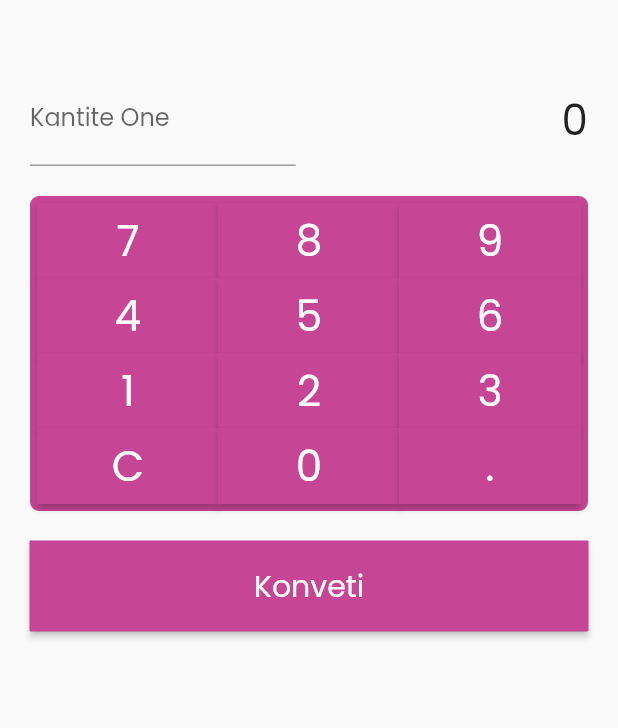
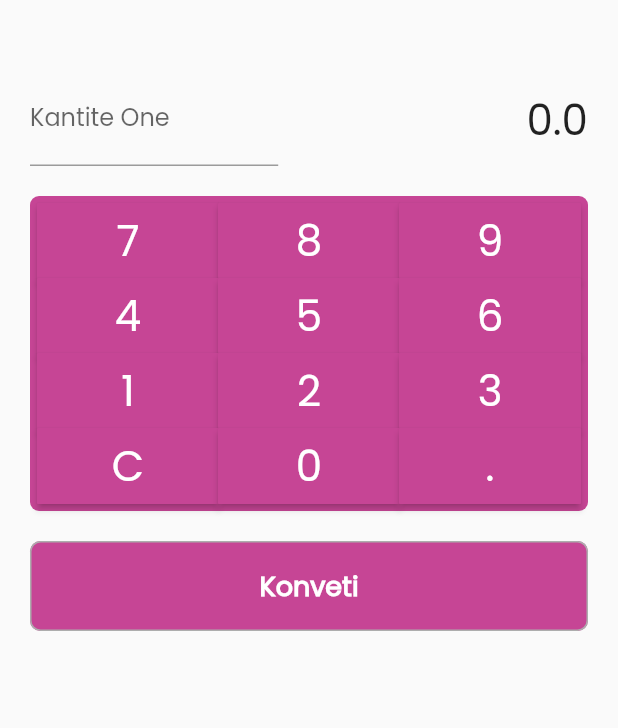
Before and after one commit to hankakee/chanjelajan, a Flutter app: the screen it shows after launch, on a phone screen of 412 x 824 dp. Shown: the part 218-946 px from the top of the screen. Run offline on Flutter 3.47's test engine with Material 2 defaults, Android fonts, the phone set to English and light mode, and no system bars.

```diff
--- a/lib/main.dart
+++ b/lib/main.dart
@@ -36,6 +36,7 @@ class _MyHomePageState extends State<MyHomePage> {
   String dropdownOrigin = 'One';
   String dropdownDestination = 'One';
   String valueOrigin = "";
+  double destinationFound = 0;
   Color primarycolor = Color(0XFFC64595);
   TextEditingController originTyped = TextEditingController();
   void _changeIndex(int index) {
@@ -45,9 +46,33 @@ class _MyHomePageState extends State<MyHomePage> {
   }
 
   void setValueOrigin(val) {
+    if (val == "C") {
+      setState(() {
+        originTyped.text = "";
+        destinationFound = 0;
+      });
+    } else if (val == ".") {
+      if (originTyped.text != "") {
+        if (!originTyped.text.contains(".")) {
           setState(() {
             originTyped.text += val.toString();
           });
+        }
+      }
+    } else {
+      setState(() {
+        originTyped.text += val.toString();
+      });
+    }
+  }
+
+  void _konveti() {
+    double parsedPriceOrigin = double.parse(originTyped.text);
+    print(parsedPriceOrigin);
+    setState(() {
+      destinationFound = parsedPriceOrigin;
+    });
+    print(destinationFound);
   }
 
   @override
@@ -60,7 +85,8 @@ class _MyHomePageState extends State<MyHomePage> {
 
     return Scaffold(
       body: Center(
-        child: Container(
+          child: selectedIndex == 1
+              ? Container(
                   padding: const EdgeInsets.only(top: 80.0),
                   child: Container(
                     padding: const EdgeInsets.symmetric(horizontal: 20.0),
@@ -82,11 +108,12 @@ class _MyHomePageState extends State<MyHomePage> {
                                     size: 24,
                                   ),
                                   // elevation: 50,
-                          style:
-                              const TextStyle(color: Colors.blue, fontSize: 20),
+                                  style: const TextStyle(
+                                      color: Colors.blue, fontSize: 20),
                                   decoration: InputDecoration(
                                       enabledBorder: OutlineInputBorder(
-                                  borderRadius: BorderRadius.circular(12.0),
+                                          borderRadius:
+                                              BorderRadius.circular(12.0),
                                           borderSide: const BorderSide(
                                               width: 2, color: Colors.blue))),
                                   onChanged: (String? newValue) {
@@ -95,7 +122,8 @@ class _MyHomePageState extends State<MyHomePage> {
                                     });
                                   },
                                   items: <String>['One', 'Two', 'Free', 'Four']
-                              .map<DropdownMenuItem<String>>((String value) {
+                                      .map<DropdownMenuItem<String>>(
+                                          (String value) {
                                     return DropdownMenuItem<String>(
                                       value: value,
                                       child: Text(value),
@@ -113,11 +141,12 @@ class _MyHomePageState extends State<MyHomePage> {
                                     size: 28,
                                   ),
                                   elevation: 50,
-                          style:
-                              const TextStyle(color: Colors.blue, fontSize: 20),
+                                  style: const TextStyle(
+                                      color: Colors.blue, fontSize: 20),
                                   decoration: InputDecoration(
                                       enabledBorder: OutlineInputBorder(
-                                  borderRadius: BorderRadius.circular(12.0),
+                                          borderRadius:
+                                              BorderRadius.circular(12.0),
                                           borderSide: const BorderSide(
                                               width: 2, color: Colors.blue))),
                                   onChanged: (String? newValue) {
@@ -126,7 +155,8 @@ class _MyHomePageState extends State<MyHomePage> {
                                     });
                                   },
                                   items: <String>['One', 'Two', 'Free', 'Four']
-                              .map<DropdownMenuItem<String>>((String value) {
+                                      .map<DropdownMenuItem<String>>(
+                                          (String value) {
                                     return DropdownMenuItem<String>(
                                       value: value,
                                       child: Text(value),
@@ -139,11 +169,14 @@ class _MyHomePageState extends State<MyHomePage> {
                         ),
                         Container(
                           // padding: const EdgeInsets.symmetric(horizontal: 30.0),
-                  padding: const EdgeInsets.only(top: 50.0, bottom: 20.0),
+                          padding:
+                              const EdgeInsets.only(top: 50.0, bottom: 20.0),
                           child: Row(
                             children: [
                               Flexible(
                                 child: TextFormField(
+                                  showCursor: false,
+                                  readOnly: true,
                                   controller: originTyped,
                                   decoration: InputDecoration(
                                     border: const UnderlineInputBorder(),
@@ -151,30 +184,10 @@ class _MyHomePageState extends State<MyHomePage> {
                                   ),
                                 ),
                               ),
-                      // Flexible(
-                      //   child: Container(
-                      //     // value enter currency
-                      //     child: Text(
-                      //       valueOrigin.toString(),
-                      //       textDirection: TextDirection.ltr,
-                      //       style: const TextStyle(
-                      //           color: Colors.black, fontSize: 20.0),
-                      //     ),
-                      //     padding: const EdgeInsets.symmetric(horizontal: 40.0),
-                      //     decoration: const BoxDecoration(
-                      //       border: Border(
-                      //         top: BorderSide(width: 2.0, color: Colors.white),
-                      //         bottom:
-                      //             BorderSide(width: 2.0, color: Colors.black),
-                      //       ),
-                      //       color: Colors.white,
-                      //     ),
-                      //   ),
-                      // ),
                               const Spacer(),
                               Container(
-                          child:
-                              const Text("0", style: TextStyle(fontSize: 28)))
+                                  child: Text(destinationFound.toString(),
+                                      style: const TextStyle(fontSize: 28)))
                             ],
                           ),
                         ),
@@ -187,7 +200,8 @@ class _MyHomePageState extends State<MyHomePage> {
                             child: Column(children: [
                               Container(
                                 child: Row(
-                            children: List.generate(firstrow.length, (index) {
+                                    children:
+                                        List.generate(firstrow.length, (index) {
                                   return Expanded(
                                       child: Container(
                                     height: 50,
@@ -206,15 +220,16 @@ class _MyHomePageState extends State<MyHomePage> {
                                             color: primarycolor,
                                           ),
                                           shape: const RoundedRectangleBorder(
-                                      borderRadius:
-                                          BorderRadius.all(Radius.zero))),
+                                              borderRadius: BorderRadius.all(
+                                                  Radius.zero))),
                                     ),
                                   ));
                                 })),
                               ),
                               Container(
                                 child: Row(
-                            children: List.generate(secondrow.length, (index) {
+                                    children: List.generate(secondrow.length,
+                                        (index) {
                                   return Expanded(
                                       child: Container(
                                     height: 50,
@@ -233,15 +248,16 @@ class _MyHomePageState extends State<MyHomePage> {
                                             color: primarycolor,
                                           ),
                                           shape: const RoundedRectangleBorder(
-                                      borderRadius:
-                                          BorderRadius.all(Radius.zero))),
+                                              borderRadius: BorderRadius.all(
+                                                  Radius.zero))),
                                     ),
                                   ));
                                 })),
                               ),
                               Container(
                                 child: Row(
-                            children: List.generate(thirdrow.length, (index) {
+                                    children:
+                                        List.generate(thirdrow.length, (index) {
                                   return Expanded(
                                       child: Container(
                                     height: 50,
@@ -251,7 +267,7 @@ class _MyHomePageState extends State<MyHomePage> {
                                         style: const TextStyle(fontSize: 28.0),
                                       ),
                                       onPressed: () {
-                                setValueOrigin(secondrow[index]);
+                                        setValueOrigin(thirdrow[index]);
                                       },
                                       style: ElevatedButton.styleFrom(
                                           primary: primarycolor,
@@ -260,15 +276,16 @@ class _MyHomePageState extends State<MyHomePage> {
                                             color: primarycolor,
                                           ),
                                           shape: const RoundedRectangleBorder(
-                                      borderRadius:
-                                          BorderRadius.all(Radius.zero))),
+                                              borderRadius: BorderRadius.all(
+                                                  Radius.zero))),
                                     ),
                                   ));
                                 })),
                               ),
                               Container(
                                 child: Row(
-                            children: List.generate(lastrow.length, (index) {
+                                    children:
+                                        List.generate(lastrow.length, (index) {
                                   return Expanded(
                                       child: Container(
                                     height: 50,
@@ -277,7 +294,9 @@ class _MyHomePageState extends State<MyHomePage> {
                                         lastrow[index].toString(),
                                         style: const TextStyle(fontSize: 28.0),
                                       ),
-                              onPressed: () {},
+                                      onPressed: () {
+                                        setValueOrigin(lastrow[index]);
+                                      },
                                       style: ElevatedButton.styleFrom(
                                           primary: primarycolor,
                                           side: BorderSide(
@@ -285,41 +304,49 @@ class _MyHomePageState extends State<MyHomePage> {
                                             color: primarycolor,
                                           ),
                                           shape: const RoundedRectangleBorder(
-                                      borderRadius:
-                                          BorderRadius.all(Radius.zero))),
+                                              borderRadius: BorderRadius.all(
+                                                  Radius.zero))),
                                     ),
                                   ));
                                 })),
                               ),
                             ])),
                         Container(
-                  margin: EdgeInsets.only(top: 20.0),
+                          margin: const EdgeInsets.only(top: 20.0),
                           width: double.infinity,
                           child: SizedBox(
                             height: 60.0,
-                    child: ElevatedButton(
-                      child: Text(
+                            child: TextButton(
+                                child: const Text(
                                   "Konveti",
-                        style: const TextStyle(fontSize: 20.0),
+                                  style: TextStyle(
+                                    fontSize: 18,
+                                    fontWeight: FontWeight.bold,
                                   ),
-                      onPressed: () {},
-                      style: ElevatedButton.styleFrom(
-                          primary: primarycolor,
-                          side: BorderSide(
-                            width: 0,
-                            color: primarycolor,
                                 ),
-                          shape: const RoundedRectangleBorder(
-                              borderRadius: BorderRadius.all(Radius.zero))),
-                    ),
+                                style: ButtonStyle(
+                                    padding:
+                                        MaterialStateProperty.all<EdgeInsets>(
+                                            const EdgeInsets.all(0)),
+                                    backgroundColor:
+                                        MaterialStateProperty.all<Color>(
+                                            primarycolor),
+                                    foregroundColor: MaterialStateProperty.all<Color>(
+                                        const Color.fromRGBO(255, 255, 255, 1)),
+                                    shape: MaterialStateProperty.all<RoundedRectangleBorder>(
+                                        RoundedRectangleBorder(
+                                            borderRadius:
+                                                BorderRadius.circular(7.0),
+                                            side: const BorderSide(
+                                                color: Color.fromARGB(255, 173, 173, 173))))),
+                                onPressed: _konveti),
                           ),
                         ),
                       ],
                     ),
                   ),
-        ),
-        // child:
-      ),
+                )
+              : (selectedIndex == 0 ? Text("Lis monen") : Text("Monen"))),
       bottomNavigationBar: BottomNavigationBar(
           backgroundColor: const Color(0XFFEC3496),
           type: BottomNavigationBarType.shifting,
```
Lines whose indentation alone changed are shown as unchanged.
